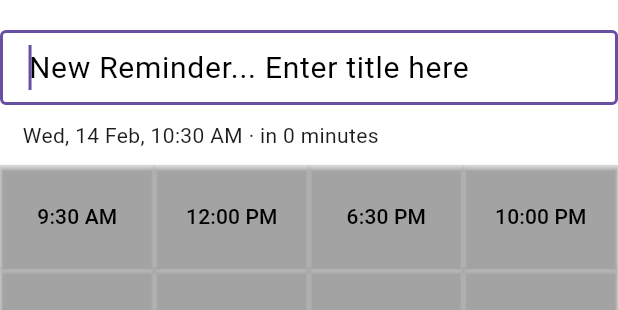
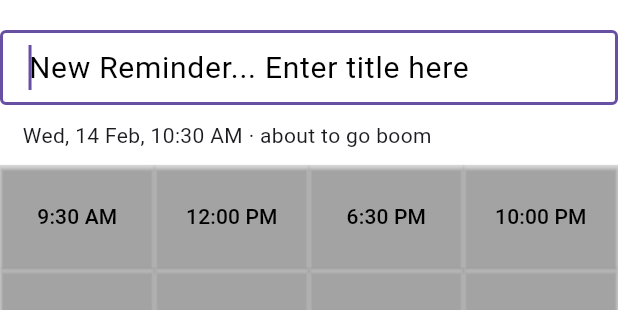
Before and after one commit to ThisIsSidam/rem-reminds-you, a Flutter app: the ReminderSection widget shown alone on an empty page, opened directly with empty values, on a phone screen of 412 x 824 dp. Shown: the top 310 px of the screen. Run offline on Flutter 3.47's test engine with Material 3 defaults, Android fonts, the phone set to English and light mode, and no system bars; our stand-ins replace flutter_local_notifications, hive_flutter, timezone; accounts and stored records are empty.

Commit message:
Added Scheduled Notifications and another fix.
Upon saving a reminder, scheduled notifications are set. The notif is deleted when editing and new notif is set.

Also fixed the problem that the refreshing of the diff of reminders was a little off for all reminders.

Also did some minor textual change.

```diff
--- a/lib/data/reminders_data.dart
+++ b/lib/data/reminders_data.dart
@@ -13,7 +13,6 @@ class RemindersData {
     _remindersBox.put("REMINDERS", reminders);
   }
 
-  // id is made by concatenating title and return value of getDateTimeAsStr
   void deleteReminder(int id) {
     getReminders();
 
--- a/lib/utils/reminder.dart
+++ b/lib/utils/reminder.dart
@@ -35,7 +35,16 @@ class Reminder {
   }
 
   String getDiffString() {
-    int diff = dateAndTime.difference(DateTime.now()).inMinutes;
+    int diff = dateAndTime.difference(DateTime.now()).inSeconds;
+
+    if (diff > -60 && diff < 0)
+    {
+      return "seconds ago";
+    }
+    if (diff < 60)
+    {
+      return "about to go boom";
+    }
 
     String diffStr = "";
     bool negative = false;
@@ -46,18 +55,23 @@ class Reminder {
       diff = diff.abs();
     }
 
+    if (diff < 3600)
+    {
+      int min = (diff/60).ceil();
+      if (negative == true)
+      {
+        min--;
+      }
 
-    if (diff > 119)
+      diffStr += "$min minute${(min>1) ? "s":""}";
+    }
+    else if (diff < 7200)
     {
-      diffStr += "${(diff/60).floor()} hours";
-    }
-    else if (diff > 59)
-    {
-      diffStr += "1 hour, ${diff-60} minutes";
+      diffStr += "1 hour${(diff>3600) ? ", ${((diff/60)-60).ceil()} minutes" : ""}";
     }
     else
     {
-      diffStr += "$diff minutes";
+      diffStr += "${(diff/3600).ceil()} hours";
     }
 
     if (negative == true)
@@ -81,9 +95,8 @@ class Reminder {
 
   int getID() {
     final hashString = hash();
-    final hashInt = int.parse(hashString.substring(0, 8), radix: 16);
+    final hashInt = int.parse(hashString.substring(0, 4), radix: 16);
     return hashInt;
   }
 
-
 }
```
Also changed, not shown: lib/main.dart (+6 -6 lines), lib/pages/home_page.dart (+19 -4 lines), lib/utils/notification.dart (+4 -15 lines), lib/utils/reminder_section.dart (+12 -4 lines), 2 other files.
